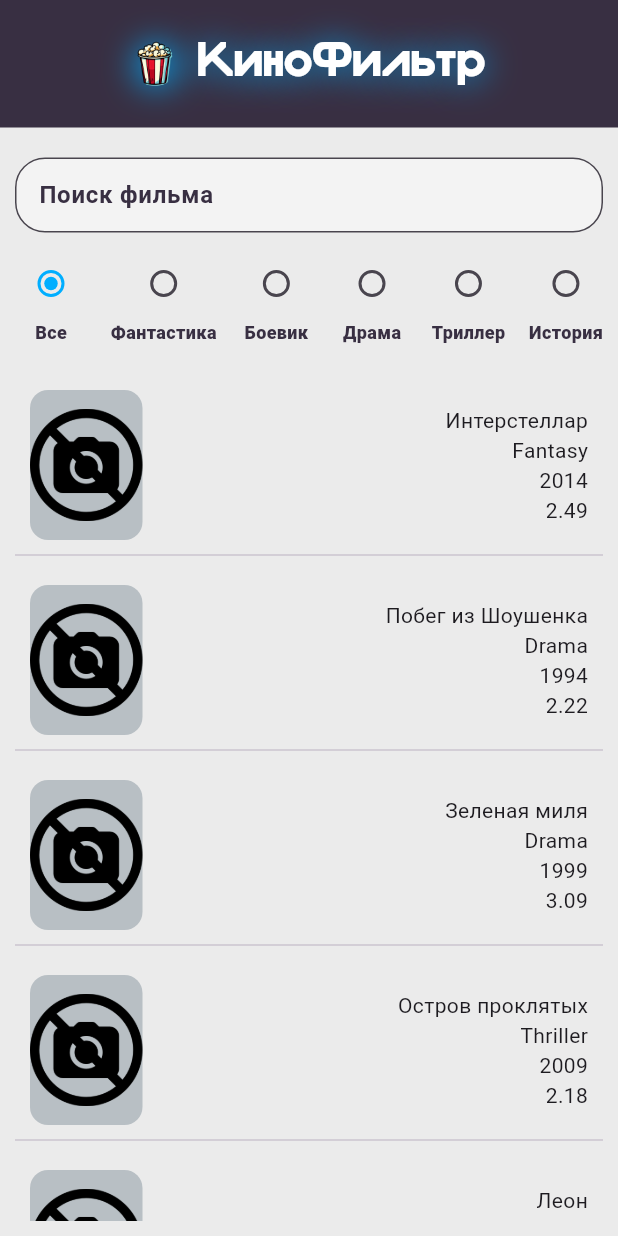
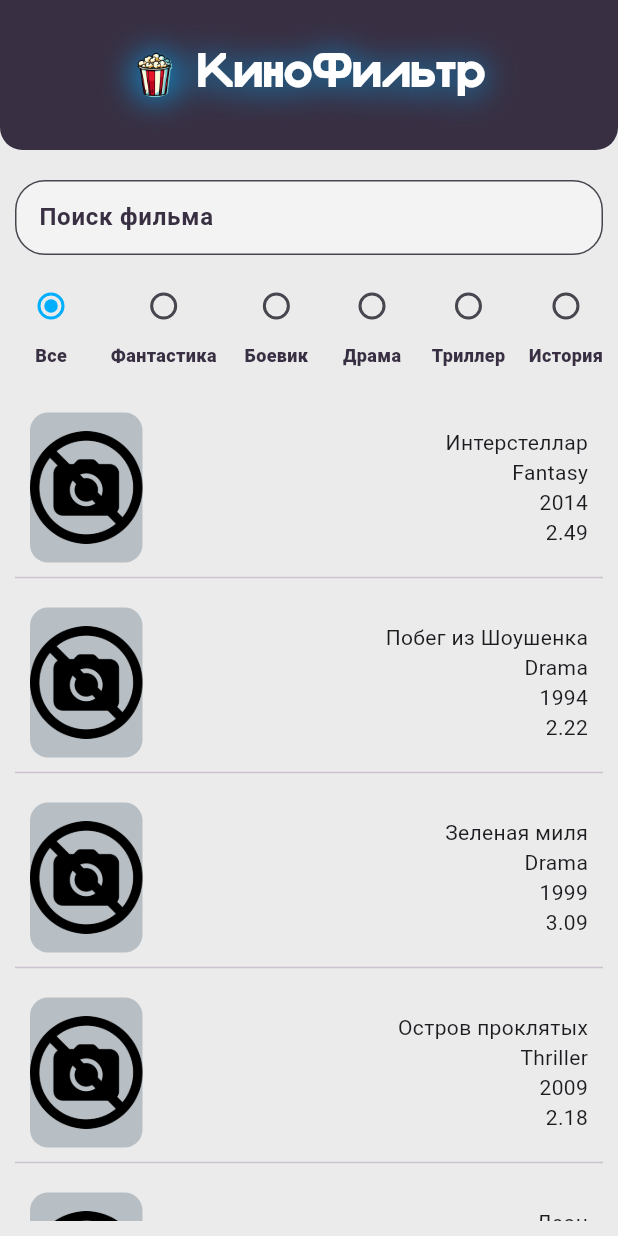
Before and after one commit to Rustemik/cinema_filter_app, a Flutter app: the screen it shows after launch, on a phone screen of 412 x 824 dp. Run offline on Flutter 3.47's test engine with Material 3 defaults, Android fonts, the phone set to English and light mode, and no system bars.

Commit message:
add borderRadius AppBar

```diff
--- a/lib/cinema_filter_home.dart
+++ b/lib/cinema_filter_home.dart
@@ -8,7 +8,13 @@ class CinemaFilterHome extends StatelessWidget {
   Widget build(BuildContext context) {
     return Scaffold(
       appBar: AppBar(
-        toolbarHeight: 85,
+        shape: RoundedRectangleBorder(
+          borderRadius: BorderRadius.vertical(
+            bottom: Radius.circular(15),
+          ),
+          //side: BorderSide(width: 1, color: Color.fromARGB(255, 0, 174, 255)),
+        ),
+        toolbarHeight: 100,
         backgroundColor: Color(0xFF382F42),
         title: Row(
           mainAxisAlignment: MainAxisAlignment.center,
```
